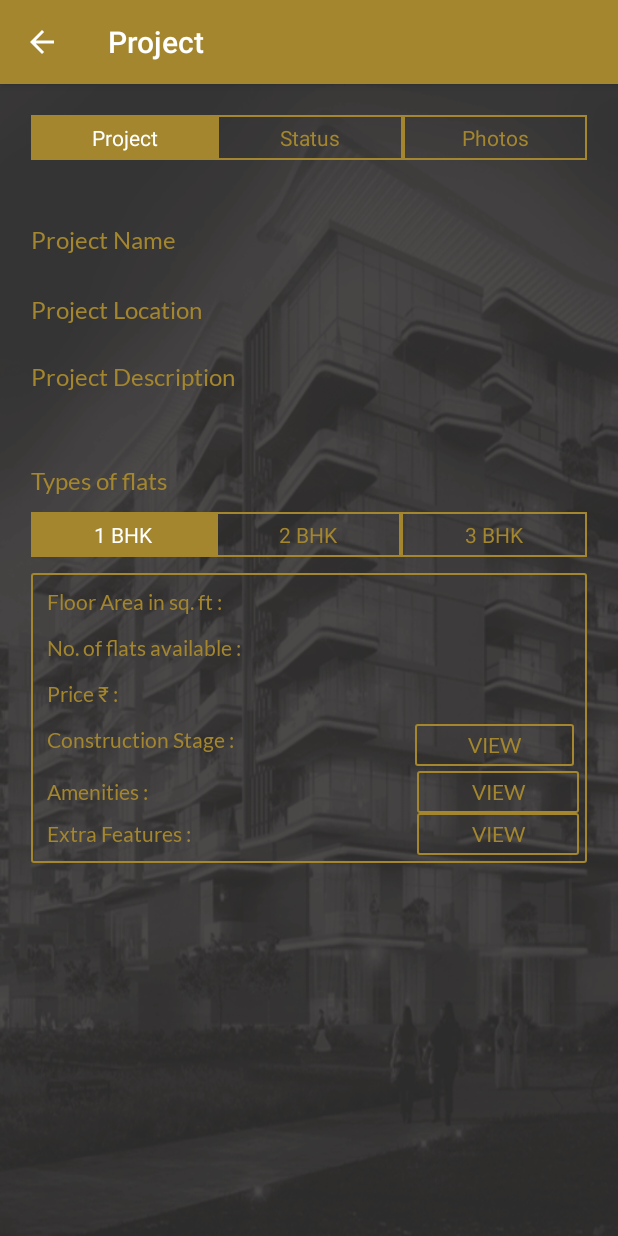
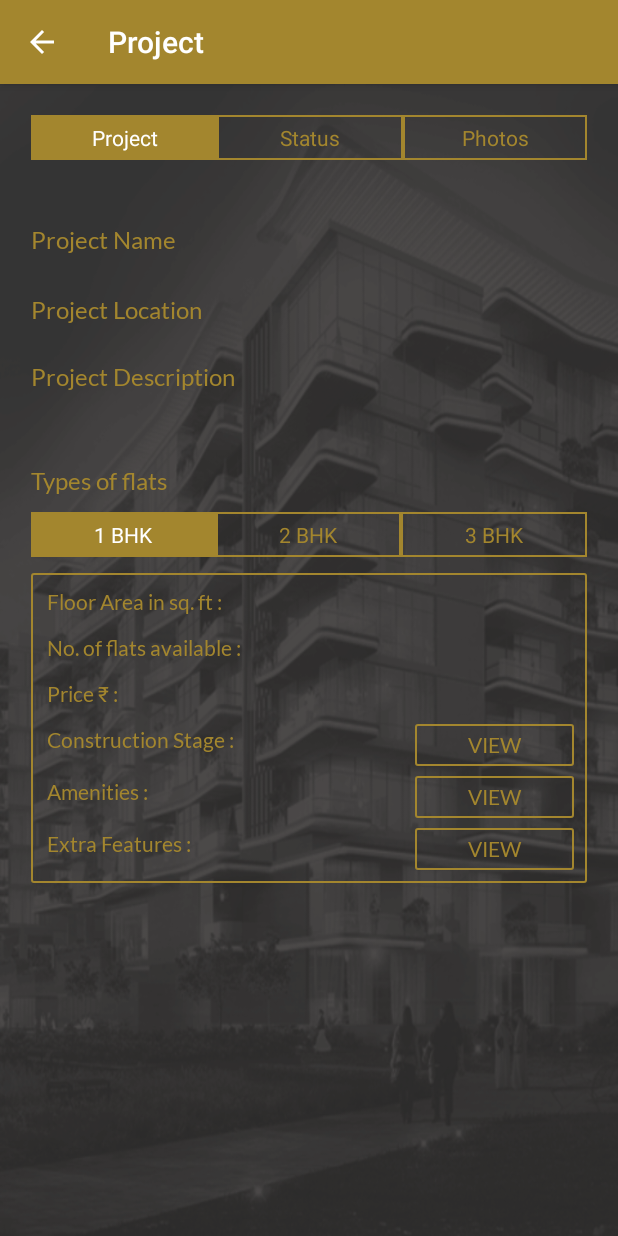
Before and after one commit to AzaharSheikh/RealEstateApp, an Android app: the UserSingleProjectActivity screen opened directly, with no data from a screen before it, on a phone screen of 412 x 824 dp. Run offline under Robolectric (Android 15) with nearby library versions, the light colour scheme and no system bars.

Commit message:
gemin splendor text add

```diff
--- a/app/src/main/res/layout/user_single_project_list_detail.xml
+++ b/app/src/main/res/layout/user_single_project_list_detail.xml
@@ -363,6 +363,7 @@
                             android:gravity="center"
                             android:layout_width="0dp"
                             android:padding="5dp"
+                            android:layout_margin="3dp"
                             android:layout_height="wrap_content"
                            />
                     </LinearLayout>
@@ -388,6 +389,7 @@
                             android:background="@drawable/layout_border"
                             android:gravity="center"
                             android:layout_width="0dp"
+                            android:layout_margin="3dp"
                             android:padding="5dp"
                             android:layout_height="wrap_content"
                           />
```
